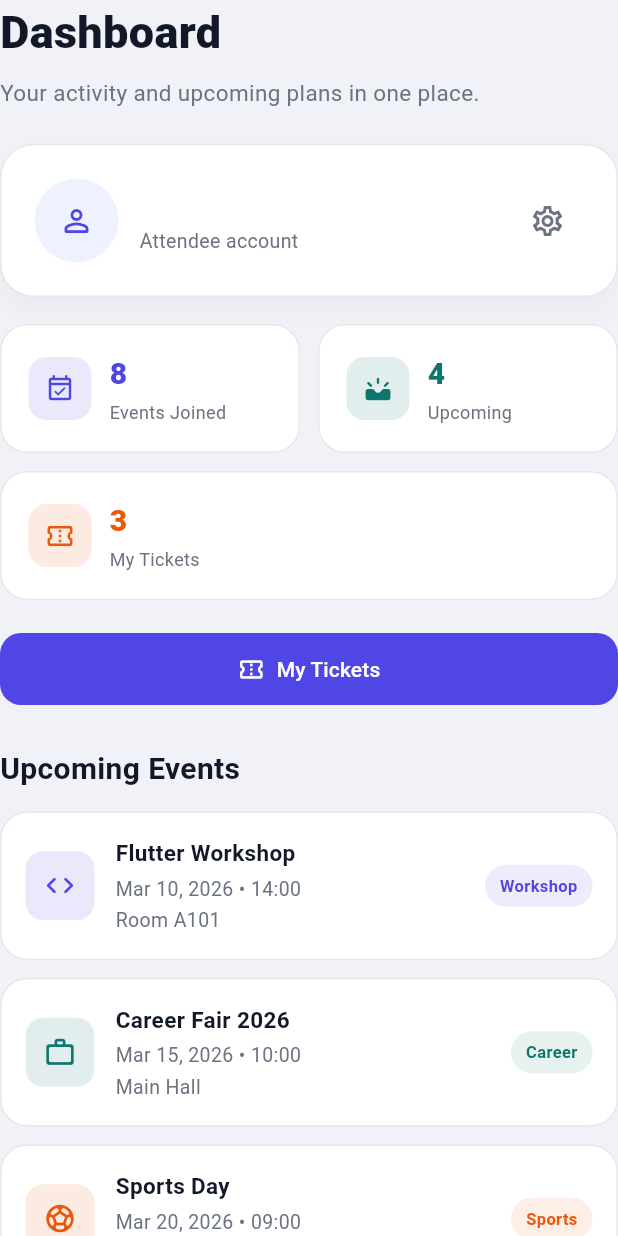
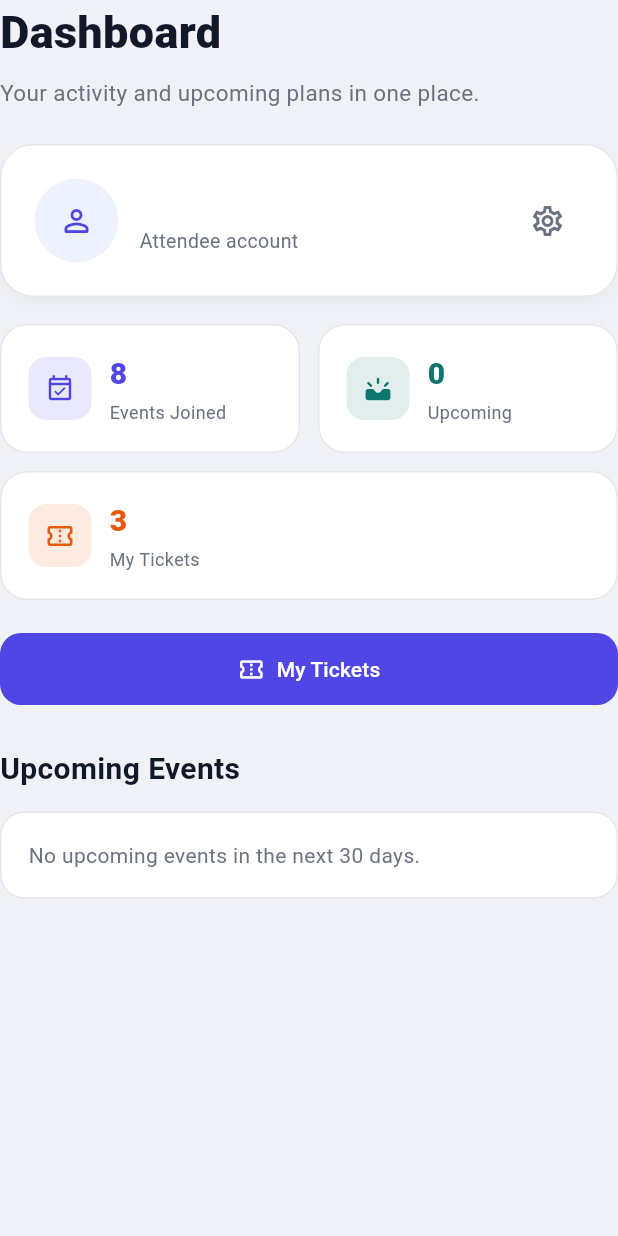
Before and after one commit to UniSpheree/unisphere-app, a Flutter app: the _DashboardPanel widget shown alone on an empty page, opened directly with empty values, on a phone screen of 412 x 824 dp. Run offline on Flutter 3.47's test engine with Material 3 defaults, Android fonts, the phone set to English and light mode, and no system bars; our stand-ins replace flutter_map, image_picker, latlong2; accounts and stored records are empty.

Commit message:
Add upcoming events filtering and display in dashboard panel
Co-authored-by: Copilot <copilot@github.com>

```diff
--- a/lib/screens/landing_page_logged_in.dart
+++ b/lib/screens/landing_page_logged_in.dart
@@ -1,4 +1,5 @@
 import 'package:flutter/material.dart';
+import 'package:unisphere_app/widgets/app_footer.dart';
 import 'package:unisphere_app/widgets/header.dart';
 import 'event_details_screen.dart';
 import 'package:unisphere_app/utils/mock_backend.dart';
@@ -75,10 +76,11 @@ class PersonalizedLandingPage extends StatefulWidget {
     },
   ];
 
-  static const List<Map<String, dynamic>> upcomingEvents = [
+  static final List<Map<String, dynamic>> upcomingEvents = [
     {
       'title': 'Flutter Workshop',
       'date': 'Mar 10, 2026 • 14:00',
+      'eventDate': DateTime(2026, 5, 8, 14, 0),
       'location': 'Room A101',
       'category': 'Workshop',
       'icon': Icons.code_rounded,
@@ -87,6 +89,7 @@ class PersonalizedLandingPage extends StatefulWidget {
     {
       'title': 'Career Fair 2026',
       'date': 'Mar 15, 2026 • 10:00',
+      'eventDate': DateTime(2026, 5, 14, 10, 0),
       'location': 'Main Hall',
       'category': 'Career',
       'icon': Icons.work_outline_rounded,
@@ -95,6 +98,7 @@ class PersonalizedLandingPage extends StatefulWidget {
     {
       'title': 'Sports Day',
       'date': 'Mar 20, 2026 • 09:00',
+      'eventDate': DateTime(2026, 5, 21, 9, 0),
       'location': 'University Grounds',
       'category': 'Sports',
       'icon': Icons.sports_soccer_rounded,
@@ -162,6 +166,19 @@ class _PersonalizedLandingPageState extends State<PersonalizedLandingPage> {
     });
   }
 
+  static bool _isWithinNext30Days(DateTime eventDate) {
+    final now = DateTime.now();
+    final today = DateTime(now.year, now.month, now.day);
+    final limit = today.add(const Duration(days: 30));
+    return !eventDate.isBefore(today) && eventDate.isBefore(limit);
+  }
+
+  List<Map<String, dynamic>> get _upcomingEventsWithinNextMonth {
+    return PersonalizedLandingPage.upcomingEvents.where((event) {
+      return _isWithinNext30Days(event['eventDate'] as DateTime);
+    }).toList();
+  }
+
   List<Map<String, dynamic>> get _filteredEvents {
     final baseEvents = _selectedFilter == 'All'
         ? PersonalizedLandingPage.discoverEvents
@@ -187,6 +204,7 @@ class _PersonalizedLandingPageState extends State<PersonalizedLandingPage> {
   @override
   Widget build(BuildContext context) {
     final isOrganiser = widget.role.toLowerCase() == 'organiser';
+    final upcomingEvents = _upcomingEventsWithinNextMonth;
 
     return Scaffold(
       backgroundColor: PersonalizedLandingPage.background,
@@ -215,8 +233,11 @@ class _PersonalizedLandingPageState extends State<PersonalizedLandingPage> {
               builder: (context, constraints) {
                 final isMobile = constraints.maxWidth < 1100;
 
-                if (isMobile) {
                 return SingleChildScrollView(
+                  child: Column(
+                    children: [
+                      if (isMobile)
+                        Padding(
                           padding: const EdgeInsets.all(20),
                           child: Column(
                             children: [
@@ -230,26 +251,34 @@ class _PersonalizedLandingPageState extends State<PersonalizedLandingPage> {
                                 onSearchChanged: _setSearchQuery,
                                 showFiltersDropdown: _showFiltersDropdown,
                                 dateFilters: _dateFilters,
-                          onToggleFiltersDropdown: _toggleFiltersDropdown,
+                                onToggleFiltersDropdown:
+                                    _toggleFiltersDropdown,
                                 onDateFilterChanged: _setDateFilter,
                               ),
                               const SizedBox(height: 20),
                               _DashboardPanel(
                                 userName: widget.userName,
                                 isOrganiser: isOrganiser,
+                                upcomingEvents: upcomingEvents,
                               ),
                             ],
                           ),
-                  );
-                }
-
-                return Row(
+                        )
+                      else
+                        SizedBox(
+                          height: constraints.maxHeight,
+                          child: Row(
                             crossAxisAlignment: CrossAxisAlignment.start,
                             children: [
                               Expanded(
                                 flex: 7,
                                 child: SingleChildScrollView(
-                        padding: const EdgeInsets.fromLTRB(28, 28, 20, 28),
+                                  padding: const EdgeInsets.fromLTRB(
+                                    28,
+                                    28,
+                                    20,
+                                    28,
+                                  ),
                                   child: _DiscoverSection(
                                     userName: widget.userName,
                                     isOrganiser: isOrganiser,
@@ -260,7 +289,8 @@ class _PersonalizedLandingPageState extends State<PersonalizedLandingPage> {
                                     onSearchChanged: _setSearchQuery,
                                     showFiltersDropdown: _showFiltersDropdown,
                                     dateFilters: _dateFilters,
-                          onToggleFiltersDropdown: _toggleFiltersDropdown,
+                                    onToggleFiltersDropdown:
+                                        _toggleFiltersDropdown,
                                     onDateFilterChanged: _setDateFilter,
                                   ),
                                 ),
@@ -280,10 +310,16 @@ class _PersonalizedLandingPageState extends State<PersonalizedLandingPage> {
                                   child: _DashboardPanel(
                                     userName: widget.userName,
                                     isOrganiser: isOrganiser,
+                                    upcomingEvents: upcomingEvents,
                                   ),
                                 ),
                               ),
                             ],
+                          ),
+                        ),
+                      const AppFooter(),
+                    ],
+                  ),
                 );
               },
             ),
@@ -876,8 +912,13 @@ class _DiscoverEventCard extends StatelessWidget {
 class _DashboardPanel extends StatelessWidget {
   final String userName;
   final bool isOrganiser;
+  final List<Map<String, dynamic>> upcomingEvents;
 
-  const _DashboardPanel({required this.userName, required this.isOrganiser});
+  const _DashboardPanel({
+    required this.userName,
+    required this.isOrganiser,
+    required this.upcomingEvents,
+  });
 
   @override
   Widget build(BuildContext context) {
@@ -983,7 +1024,7 @@ class _DashboardPanel extends StatelessWidget {
             Expanded(
               child: _DashboardMetricCard(
                 title: 'Upcoming',
-                value: '4',
+                value: '${upcomingEvents.length}',
                 icon: Icons.upcoming_rounded,
                 color: const Color(0xFF0F766E),
               ),
@@ -1053,7 +1094,25 @@ class _DashboardPanel extends StatelessWidget {
         ),
         const SizedBox(height: 14),
 
-        ...PersonalizedLandingPage.upcomingEvents.map(
+        if (upcomingEvents.isEmpty)
+          Container(
+            width: double.infinity,
+            padding: const EdgeInsets.all(18),
+            decoration: BoxDecoration(
+              color: Colors.white,
+              borderRadius: BorderRadius.circular(16),
+              border: Border.all(color: PersonalizedLandingPage.border),
+            ),
+            child: const Text(
+              'No upcoming events in the next 30 days.',
+              style: TextStyle(
+                fontSize: 14,
+                color: PersonalizedLandingPage.muted,
+              ),
+            ),
+          )
+        else
+          ...upcomingEvents.map(
             (event) => Padding(
               padding: const EdgeInsets.only(bottom: 12),
               child: _UpcomingEventCard(event: event),
```
Lines whose indentation alone changed are shown as unchanged.
